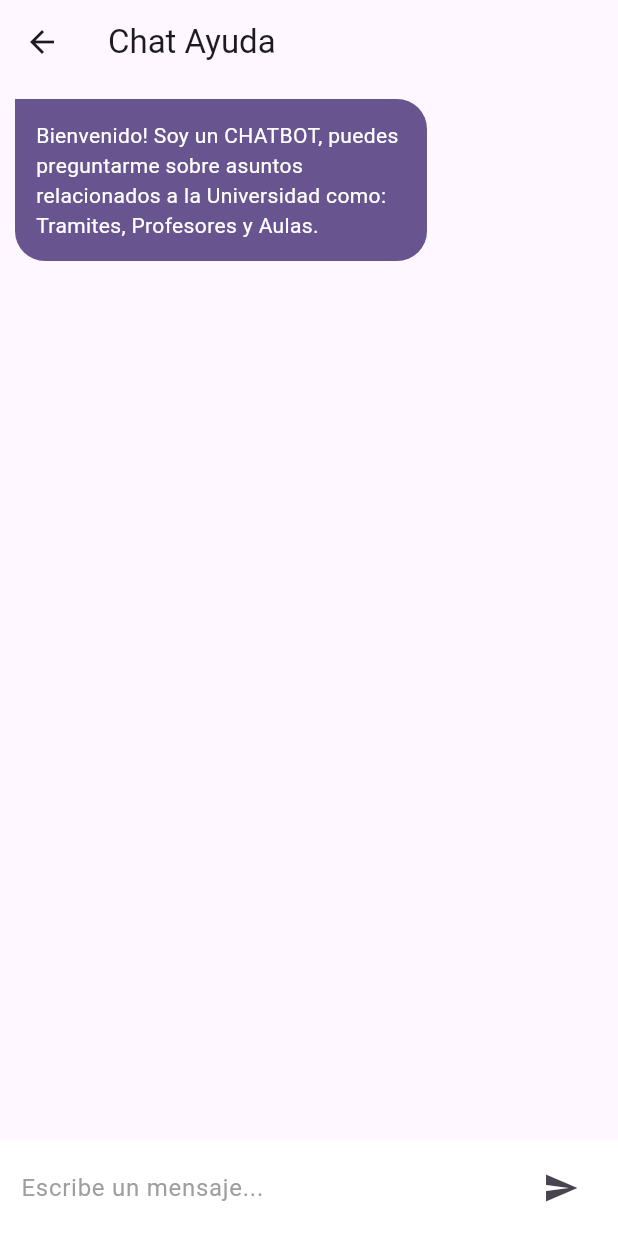
After one commit to GadCoder/FISI-BOT-APP, a Flutter app: the Chat screen opened directly, after a tap on the "send" icon, on a phone screen of 412 x 824 dp. The commit adds this screen. Run offline on Flutter 3.47's test engine with Material 3 defaults, Android fonts, the light colour scheme and no system bars; our stand-ins replace fluttertoast, logger; missing offline and left inert: dart:html.

Commit message:
Front Chat

```diff
--- a/lib/components/home_page/login_form.dart
+++ b/lib/components/home_page/login_form.dart
@@ -112,9 +112,10 @@ class _LoginFormState extends State<LoginForm> {
       password,
     );
 
-    if (result != null) {
+    if (result != null ) {
       Map<String, dynamic> responseData = result['response'];
       Map<String, String> cookies = result['cookies'];
+      login.showAlertToast("Correctamente logeado.");
       Navigator.push(
           context,
           MaterialPageRoute(
--- a/lib/components/shared/navDrawer.dart
+++ b/lib/components/shared/navDrawer.dart
@@ -4,6 +4,7 @@ import 'dart:typed_data';
 import 'package:chapa_tu_aula/main.dart';
 import 'package:flutter/material.dart';
 import 'package:chapa_tu_aula/screens/home.dart';
+import 'package:chapa_tu_aula/screens/chat.dart';
 
 class NavDrawer extends StatefulWidget {
   Map<String, dynamic> responseData;
@@ -83,6 +84,19 @@ class _MyNavDrawerPageState extends State<NavDrawer> {
         const Divider(
           color: Colors.grey,
         ),
+        ListTile(
+            title: const Text("Chat"),
+            leading: const Icon(
+              (Icons.chat),
+            ),
+            onTap: () {
+              Navigator.of(context).pop();
+              Navigator.of(context).push(
+              MaterialPageRoute(builder: (BuildContext context) => Chat()));
+            }),
+        const Divider(
+          color: Colors.grey,
+        ),
 
 
       ])),
--- /dev/null
+++ b/lib/screens/chat.dart
@@ -0,0 +1,87 @@
+import 'package:flutter/material.dart';
+import 'messages.dart';
+
+class Chat extends StatefulWidget {
+  const Chat({Key? key}) : super(key: key);
+
+  @override
+  State<Chat> createState() => _ChatState();
+}
+class _ChatState extends State<Chat> {
+  final TextEditingController _controller = TextEditingController();
+
+  // Lista de mensajes y si es userMessage[]
+  List<Map<String, dynamic>> messages = [];
+
+  @override
+  void initState() {
+    super.initState();
+    // Primer Mesaje de Saludo
+    sendWelcomeMessage();
+  }
+
+  void sendWelcomeMessage() {
+    setState(() {
+      messages.add({
+        'message': 'Bienvenido! Soy un CHATBOT, puedes preguntarme sobre asuntos relacionados a la Universidad como: Tramites, Profesores y Aulas.',
+        'isUserMessage': false,
+      });
+    });
+  }
+
+  @override
+  Widget build(BuildContext context) {
+    return Scaffold(
+      appBar: AppBar(
+        title: Text('Chat Ayuda'),
+      ),
+      body: Column(
+        children: [
+          Expanded(
+            child: MessagesScreen(messages: messages), // Pasar lista de mensajes
+          ),
+          Container(
+            padding: EdgeInsets.symmetric(horizontal: 14, vertical: 8),
+            color: Colors.white,
+            child: Row(
+              children: [
+                Expanded(
+                  child: TextField(
+                    controller: _controller,
+                    style: TextStyle(color: Colors.black),
+                    decoration: InputDecoration(
+                      hintText: 'Escribe un mensaje...',
+                      hintStyle: TextStyle(color: Colors.grey),
+                      border: InputBorder.none,
+                    ),
+                  ),
+                ),
+                IconButton(
+                  onPressed: () {
+                    sendMessage(_controller.text);
+                    _controller.clear();
+                  },
+                  icon: Icon(Icons.send),
+                ),
+              ],
+            ),
+          ),
+        ],
+      ),
+    );
+  }
+
+  // Agregar mensajes de bot y usuarios
+  void sendMessage(String text) {
+    if (text.isEmpty) return; // No enviar mensajes vacios
+
+    setState(() {
+      // Agregar mensaje de usuario
+      messages.add({'message': text, 'isUserMessage': true});
+
+      // Aqui iria lo de BOT
+      String botResponse = 'Me preguntaste: $text'; // Logica del bot
+      messages.add({'message': botResponse, 'isUserMessage': false});
+    });
+  }
+}
--- /dev/null
+++ b/lib/screens/messages.dart
@@ -0,0 +1,108 @@
+import 'dart:html';
+
+import 'package:flutter/material.dart';
+
+class MessagesScreen extends StatefulWidget {
+  final List messages;
+  const MessagesScreen({Key? key, required this.messages}) : super(key: key);
+
+  @override
+  _MessagesScreenState createState() => _MessagesScreenState();
+}
+class _MessagesScreenState extends State<MessagesScreen> {
+  @override
+  Widget build(BuildContext context) {
+    var w = MediaQuery.of(context).size.width;
+    return ListView.separated(
+      itemBuilder: (context, index) {
+        return Container(
+          margin: EdgeInsets.all(10),
+          child: Column(
+            crossAxisAlignment: widget.messages[index]['isUserMessage']
+                ? CrossAxisAlignment.end
+                : CrossAxisAlignment.start,
+            children: [
+              Row(
+                mainAxisAlignment: widget.messages[index]['isUserMessage']
+                    ? MainAxisAlignment.end
+                    : MainAxisAlignment.start,
+                children: [
+                  Container(
+                    padding: EdgeInsets.symmetric(vertical: 14, horizontal: 14),
+                    decoration: BoxDecoration(
+                      borderRadius: BorderRadius.only(
+                        bottomLeft: Radius.circular(20),
+                        topRight: Radius.circular(20),
+                        bottomRight: Radius.circular(
+                            widget.messages[index]['isUserMessage'] ? 0 : 20),
+                        topLeft: Radius.circular(
+                            widget.messages[index]['isUserMessage'] ? 20 : 0),
+                      ),
+                      color: widget.messages[index]['isUserMessage']
+                          ? Colors.white
+                          : Theme.of(context).colorScheme.primary,
+                    ),
+                    constraints: BoxConstraints(maxWidth: w * 2 / 3),
+                    child: Text(
+                      widget.messages[index]['message'],
+                      style: TextStyle(
+                        color: widget.messages[index]['isUserMessage']
+                            ? Colors.black
+                            : Colors.white,
+                      ),
+                    ),
+                  ),
+                ],
+              ),
+              // Boton de reportar solo si es el bot y no es el mensaje de bienvenida
+              if (!widget.messages[index]['isUserMessage'] && index > 0)
+                Row(
+                  mainAxisAlignment: widget.messages[index]['isUserMessage']
+                      ? MainAxisAlignment.end
+                      : MainAxisAlignment.start,
+                  children: [
+                    IconButton(
+                      icon: Icon(Icons.report),
+                      onPressed: () {
+                        reportMessage(index);
+                      },
+                    ),
+                    Text('Reportar'),
+                  ],
+                ),
+            ],
+          ),
+        );
+      },
+      separatorBuilder: (_, i) => Padding(padding: EdgeInsets.only(top: 5)),
+      itemCount: widget.messages.length,
+    );
+  }
+
+  void reportMessage(int index) {
+    // Logic to handle reporting the message
+    showDialog(
+      context: context,
+      builder: (context) {
+        return AlertDialog(
+          title: Text('Reportar'),
+          content: Text('Ayúdanos a mejorar, ¿Esta respuesta fue satisfactoria?'),
+          actions: [
+            TextButton(
+              onPressed: () {
+                Navigator.of(context).pop();
+              },
+              child: Text('Sí'),
+            ),
+            TextButton(
+              onPressed: () {
+                Navigator.of(context).pop();
+              },
+              child: Text('No'),
+            ),
+          ],
+        );
+      },
+    );
+  }
+}
--- a/lib/screens/splash.dart
+++ b/lib/screens/splash.dart
@@ -32,10 +32,11 @@ class _MyHomePageState extends State<MyHomePageSplash> {
   _navigateHome() async {
     await Future.delayed(Duration(milliseconds: 4000), () {});
 
+    // ignore: use_build_context_synchronously
     Navigator.pushReplacement(
       context,
       MaterialPageRoute(
-        builder: (context) => HomePage(),
+        builder: (context) => HomePage(responseData: {}, cookies: {},),
       ),
     );
   }
--- a/lib/services/api_sum.dart
+++ b/lib/services/api_sum.dart
@@ -24,9 +24,14 @@ class SumAPI {
     if (response.statusCode == 200) {
       final responseBody = jsonDecode(response.body);
       final token = responseBody['data'];
+      final cookies = response.headers['set-cookie'];
+      if( cookies!= null){
+        logger.d("COOKIES:${cookies!}");
+      } else{
+        logger.d("No cookies found in the response.");
+      }
 
-      final cookies = response.headers['set-cookie'];
-      logger.d("COOKIES:${cookies!}");
+
       final cookieDict = <String, String>{};
 
       if (cookies != null) {
```
